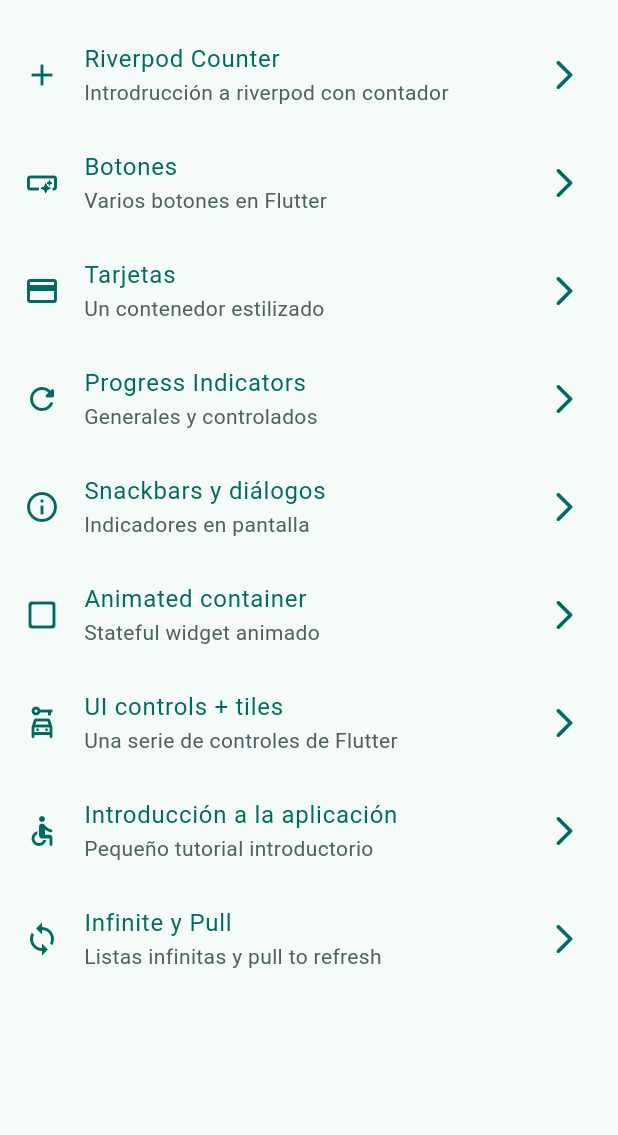
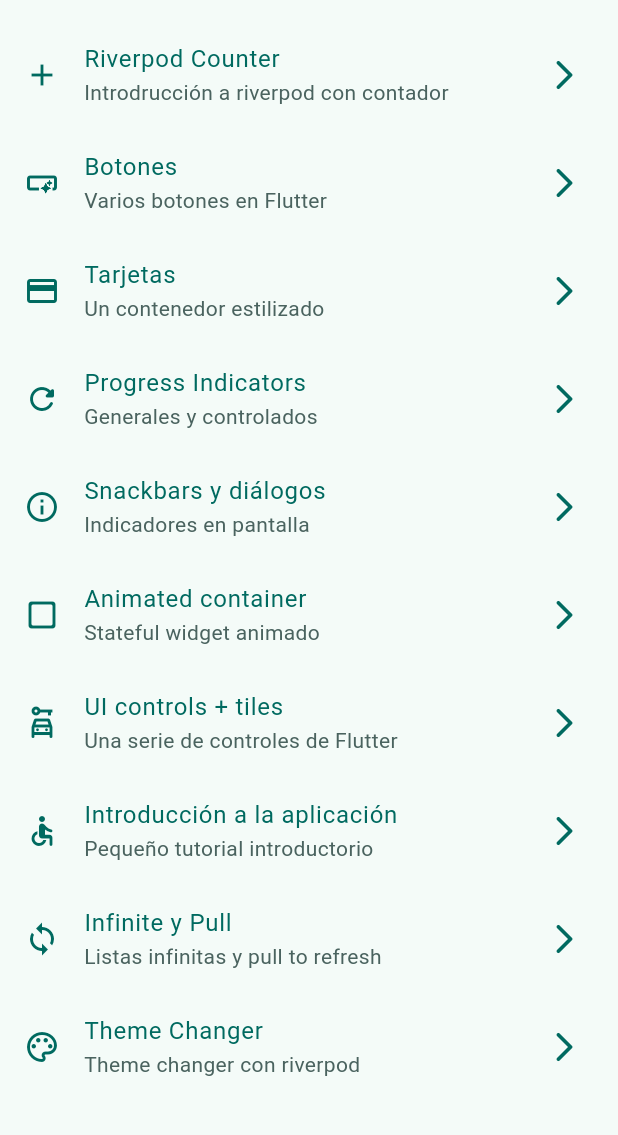
Before and after one commit to dieginin/widgets_app, a Flutter app: the screen it shows after launch, on a phone screen of 412 x 824 dp, the part 63-1198 px from its top. Run offline on Flutter 3.47's test engine with Material 2 defaults, Android fonts, the phone set to English and light mode, and no system bars; our stand-ins replace animate_do, flutter_riverpod, go_router.

Commit message:
Theme changer sreen and routed

```diff
--- a/lib/config/menu/menu_items.dart
+++ b/lib/config/menu/menu_items.dart
@@ -68,5 +68,11 @@ const appMenuItems = [
     subTitle: 'Listas infinitas y pull to refresh',
     link: '/infinite',
     icon: Icons.loop,
+  ),
+  MenuItem(
+    title: 'Theme Changer',
+    subTitle: 'Theme changer con riverpod',
+    link: '/theme',
+    icon: Icons.color_lens_outlined,
   )
 ];
--- a/lib/config/router/app_router.dart
+++ b/lib/config/router/app_router.dart
@@ -54,6 +54,11 @@ final appRouter = GoRouter(
       name: CounterScreen.name,
       path: '/counter',
       builder: (context, state) => const CounterScreen(),
+    ),
+    GoRoute(
+      name: ThemeScreen.name,
+      path: '/theme',
+      builder: (context, state) => const ThemeScreen(),
     )
   ],
 );
--- a/lib/core/screens/screens.dart
+++ b/lib/core/screens/screens.dart
@@ -1,3 +1,4 @@
+export '/core/screens/theme/theme_screen.dart';
 export 'animated/animated_screen.dart';
 export 'app_tutorial/app_tutorial_screen.dart';
 export 'buttons/buttons_screen.dart';
```
Also changed, not shown: lib/core/screens/theme/theme_screen.dart (added, +54 -0 lines).
